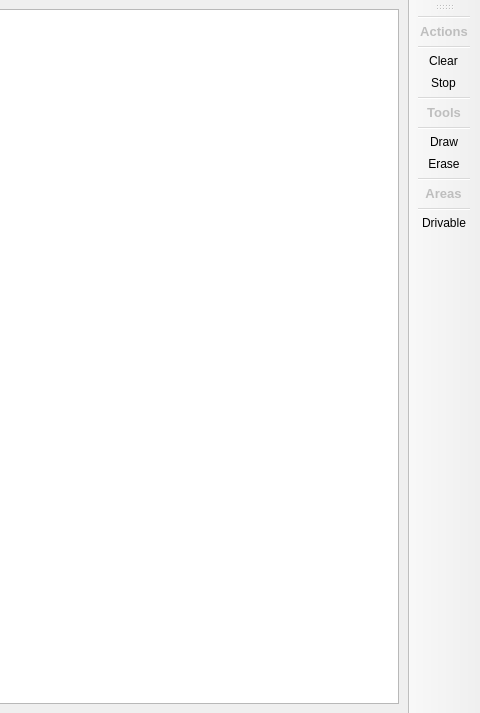
This is include/ui/resources/ui_main_window.ui in Toiner33/PathPlanningLab as Qt 5 draws it before an edit; both pictures show x 378 to 858 and y 0 to 713 of the 858 by 713 pixel window. The edited form follows.
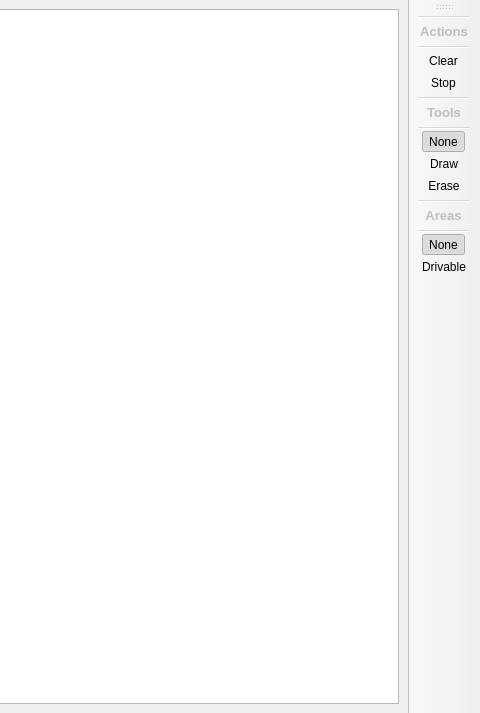
This is the edited form.

Commit message: added button none for tool and area as default one

```diff
--- a/include/ui/resources/ui_main_window.ui
+++ b/include/ui/resources/ui_main_window.ui
@@ -57,11 +57,13 @@
    <addaction name="separator"/>
    <addaction name="actionTools"/>
    <addaction name="separator"/>
+   <addaction name="actionNoTool"/>
    <addaction name="actionDraw"/>
    <addaction name="actionErase"/>
    <addaction name="separator"/>
    <addaction name="actionAreas"/>
    <addaction name="separator"/>
+   <addaction name="actionNoArea"/>
    <addaction name="actionDrivable"/>
   </widget>
   <action name="actionDraw">
@@ -174,6 +176,34 @@
     <string>Stop drawing</string>
    </property>
   </action>
+  <action name="actionNoTool">
+   <property name="checkable">
+    <bool>true</bool>
+   </property>
+   <property name="checked">
+    <bool>true</bool>
+   </property>
+   <property name="text">
+    <string>None</string>
+   </property>
+   <property name="toolTip">
+    <string>Select this tool when not drawing</string>
+   </property>
+  </action>
+  <action name="actionNoArea">
+   <property name="checkable">
+    <bool>true</bool>
+   </property>
+   <property name="checked">
+    <bool>true</bool>
+   </property>
+   <property name="text">
+    <string>None</string>
+   </property>
+   <property name="toolTip">
+    <string>Select this area when don't want to draw</string>
+   </property>
+  </action>
  </widget>
  <resources/>
  <connections/>
```
The commit also changes 3 other files.
